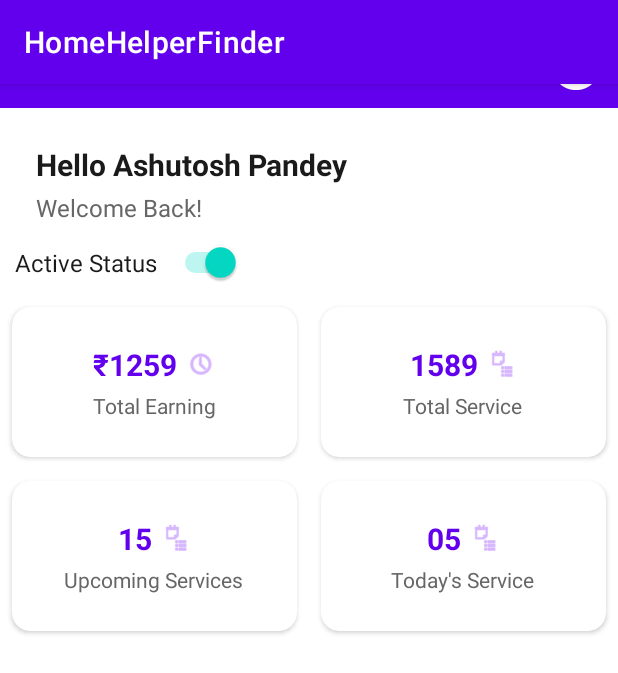
After one commit to annnhde180150/PRM392_Project, an Android app: the HelperDashboardActivity screen opened directly, with no data from a screen before it, on a phone screen of 412 x 824 dp. The commit adds this screen. Shown: the top 673 px of the screen. Run offline under Robolectric (Android 15) with nearby library versions, the phone set to English and light mode, and no system bars; 1 statement that could not run was skipped.

Commit message:
Add HelperDashboardActivity and layout for helper dashboard
Introduced HelperDashboardActivity with its corresponding layout to provide a dashboard interface for helpers. Updated AndroidManifest.xml to register the new activity. Made minor UI adjustments in activity_helper_wallet.xml for color and tint consistency.

```diff
--- a/app/src/main/AndroidManifest.xml
+++ b/app/src/main/AndroidManifest.xml
@@ -1,7 +1,9 @@
 <?xml version="1.0" encoding="utf-8"?>
 <manifest xmlns:android="http://schemas.android.com/apk/res/android"
     xmlns:tools="http://schemas.android.com/tools">
+
     <uses-permission android:name="android.permission.INTERNET" />
+
     <application
         android:allowBackup="true"
         android:dataExtractionRules="@xml/data_extraction_rules"
@@ -13,6 +15,9 @@
         android:theme="@style/Theme.HomeHelperFinder"
         android:usesCleartextTraffic="true"
         tools:targetApi="31">
+        <activity
+            android:name=".activities.HelperDashboardActivity"
+            android:exported="false" />
         <activity
             android:name=".activities.EditRequestActivity"
             android:exported="false" />
--- /dev/null
+++ b/app/src/main/java/com/example/homehelperfinder/activities/HelperDashboardActivity.java
@@ -0,0 +1,26 @@
+package com.example.homehelperfinder.activities;
+
+import android.os.Bundle;
+
+import androidx.activity.EdgeToEdge;
+import androidx.appcompat.app.AppCompatActivity;
+import androidx.core.graphics.Insets;
+import androidx.core.view.ViewCompat;
+import androidx.core.view.WindowInsetsCompat;
+
+import com.example.homehelperfinder.R;
+
+public class HelperDashboardActivity extends AppCompatActivity {
+
+    @Override
+    protected void onCreate(Bundle savedInstanceState) {
+        super.onCreate(savedInstanceState);
+        EdgeToEdge.enable(this);
+        setContentView(R.layout.activity_helper_dashboard);
+        ViewCompat.setOnApplyWindowInsetsListener(findViewById(R.id.main), (v, insets) -> {
+            Insets systemBars = insets.getInsets(WindowInsetsCompat.Type.systemBars());
+            v.setPadding(systemBars.left, systemBars.top, systemBars.right, systemBars.bottom);
+            return insets;
+        });
+    }
+}
--- /dev/null
+++ b/app/src/main/res/layout/activity_helper_dashboard.xml
@@ -0,0 +1,322 @@
+<?xml version="1.0" encoding="utf-8"?>
+<androidx.constraintlayout.widget.ConstraintLayout xmlns:android="http://schemas.android.com/apk/res/android"
+    xmlns:app="http://schemas.android.com/apk/res-auto"
+    xmlns:tools="http://schemas.android.com/tools"
+    android:layout_width="match_parent"
+    android:layout_height="match_parent"
+    android:background="@color/background_color"
+    tools:context=".activities.HelperDashboardActivity">
+
+    <!-- Top App Bar -->
+
+    <!-- Greeting Section -->
+    <LinearLayout
+        android:id="@+id/top_app_bar"
+        android:layout_width="0dp"
+        android:layout_height="56dp"
+        android:layout_marginTop="16dp"
+        android:background="@color/purple_500"
+        android:gravity="center_vertical"
+        android:orientation="horizontal"
+        app:layout_constraintHorizontal_bias="0.0"
+        app:layout_constraintLeft_toLeftOf="parent"
+        app:layout_constraintRight_toRightOf="parent"
+        app:layout_constraintTop_toTopOf="parent">
+
+        <TextView
+            android:id="@+id/tv_title"
+            android:layout_width="0dp"
+            android:layout_height="wrap_content"
+            android:layout_weight="1"
+            android:paddingStart="16dp"
+            android:text="Houseman"
+            android:textColor="@android:color/white"
+            android:textSize="20sp"
+            android:textStyle="bold" />
+
+        <ImageButton
+            android:id="@+id/btn_notification"
+            android:layout_width="40dp"
+            android:layout_height="40dp"
+            android:layout_marginEnd="8dp"
+            android:background="@android:color/transparent"
+            android:contentDescription="Notification"
+            android:src="@android:drawable/ic_dialog_info"
+            app:tint="@android:color/white" />
+    </LinearLayout>
+
+    <LinearLayout
+        android:id="@+id/greeting_section"
+        android:layout_width="0dp"
+        android:layout_height="wrap_content"
+        android:orientation="vertical"
+        android:layout_marginTop="24dp"
+        android:layout_marginStart="24dp"
+        android:layout_marginEnd="24dp"
+        app:layout_constraintTop_toBottomOf="@id/top_app_bar"
+        app:layout_constraintLeft_toLeftOf="parent"
+        app:layout_constraintRight_toRightOf="parent">
+
+        <TextView
+            android:id="@+id/tv_greeting"
+            android:layout_width="wrap_content"
+            android:layout_height="wrap_content"
+            android:text="Hello Ashutosh Pandey"
+            android:textColor="@color/text_primary"
+            android:textStyle="bold"
+            android:textSize="20sp" />
+        <TextView
+            android:id="@+id/tv_welcome_back"
+            android:layout_width="wrap_content"
+            android:layout_height="wrap_content"
+            android:text="Welcome Back!"
+            android:textColor="@color/text_secondary"
+            android:textSize="16sp"
+            android:layout_marginTop="4dp" />
+    </LinearLayout>
+
+    <LinearLayout
+        android:id="@+id/ActiveStatus"
+        android:layout_width="wrap_content"
+        android:layout_height="wrap_content"
+        app:layout_constraintTop_toBottomOf="@+id/greeting_section"
+        app:layout_constraintLeft_toLeftOf="parent"
+        android:layout_marginLeft="10dp"
+        android:orientation="horizontal"
+        android:gravity="center_vertical"
+        android:layout_marginTop="12dp">
+
+        <TextView
+            android:id="@+id/tv_status_label"
+            android:layout_width="wrap_content"
+            android:layout_height="wrap_content"
+            android:text="Active Status"
+            android:textColor="@color/text_primary"
+            android:textSize="16sp"
+            android:layout_marginEnd="8dp" />
+
+        <Switch
+            android:id="@+id/switch_active_status"
+            android:layout_width="wrap_content"
+            android:layout_height="wrap_content"
+            android:checked="true"
+            android:textOff="Không hoạt động"
+            android:textOn="Đang hoạt động"
+            tools:ignore="UseSwitchCompatOrMaterialXml" />
+    </LinearLayout>
+
+    <!-- Dashboard Cards Grid -->
+    <GridLayout
+        android:id="@+id/dashboard_grid"
+        android:layout_width="0dp"
+        android:layout_height="wrap_content"
+        android:layout_marginTop="8dp"
+        android:columnCount="2"
+        android:rowCount="2"
+        app:layout_constraintHorizontal_bias="0.0"
+        app:layout_constraintLeft_toLeftOf="parent"
+        app:layout_constraintRight_toRightOf="parent"
+        app:layout_constraintTop_toBottomOf="@+id/ActiveStatus">
+
+        <!-- Card 1: Total Earning -->
+        <androidx.cardview.widget.CardView
+            android:layout_width="190dp"
+            android:layout_height="100dp"
+            android:layout_margin="8dp"
+            app:cardCornerRadius="12dp"
+            app:cardElevation="2dp"
+            app:layout_columnWeight="1"
+            app:layout_rowWeight="1">
+
+            <LinearLayout
+                android:layout_width="match_parent"
+                android:layout_height="match_parent"
+                android:gravity="center"
+                android:orientation="vertical">
+
+                <LinearLayout
+                    android:layout_width="wrap_content"
+                    android:layout_height="wrap_content"
+                    android:gravity="center_vertical"
+                    android:orientation="horizontal">
+
+                    <TextView
+                        android:id="@+id/tv_total_earning"
+                        android:layout_width="wrap_content"
+                        android:layout_height="wrap_content"
+                        android:text="₹1259"
+                        android:textColor="@color/purple_500"
+                        android:textSize="20sp"
+                        android:textStyle="bold" />
+
+                    <ImageView
+                        android:layout_width="20dp"
+                        android:layout_height="20dp"
+                        android:layout_marginStart="6dp"
+                        android:contentDescription="Earning Icon"
+                        android:src="@android:drawable/ic_menu_recent_history"
+                        app:tint="@color/purple_200" />
+                </LinearLayout>
+
+                <TextView
+                    android:layout_width="wrap_content"
+                    android:layout_height="wrap_content"
+                    android:layout_marginTop="4dp"
+                    android:text="Total Earning"
+                    android:textColor="@color/text_secondary"
+                    android:textSize="14sp" />
+            </LinearLayout>
+        </androidx.cardview.widget.CardView>
+
+        <!-- Card 2: Total Service -->
+        <androidx.cardview.widget.CardView
+            android:layout_width="190dp"
+            android:layout_height="100dp"
+            android:layout_margin="8dp"
+            app:cardCornerRadius="12dp"
+            app:cardElevation="2dp"
+            app:layout_columnWeight="1"
+            app:layout_rowWeight="1">
+
+            <LinearLayout
+                android:layout_width="match_parent"
+                android:layout_height="match_parent"
+                android:gravity="center"
+                android:orientation="vertical">
+
+                <LinearLayout
+                    android:layout_width="wrap_content"
+                    android:layout_height="wrap_content"
+                    android:gravity="center_vertical"
+                    android:orientation="horizontal">
+
+                    <TextView
+                        android:id="@+id/tv_total_service"
+                        android:layout_width="wrap_content"
+                        android:layout_height="wrap_content"
+                        android:text="1589"
+                        android:textColor="@color/purple_500"
+                        android:textSize="20sp"
+                        android:textStyle="bold" />
+
+                    <ImageView
+                        android:layout_width="20dp"
+                        android:layout_height="20dp"
+                        android:layout_marginStart="6dp"
+                        android:contentDescription="Service Icon"
+                        android:src="@android:drawable/ic_menu_agenda"
+                        app:tint="@color/purple_200" />
+                </LinearLayout>
+                <TextView
+                    android:layout_width="wrap_content"
+                    android:layout_height="wrap_content"
+                    android:layout_row="0"
+                    android:layout_marginTop="4dp"
+                    android:text="Total Service"
+                    android:textColor="@color/text_secondary"
+                    android:textSize="14sp" />
+            </LinearLayout>
+        </androidx.cardview.widget.CardView>
+
+        <!-- Card 3: Upcoming Services -->
+        <androidx.cardview.widget.CardView
+            android:layout_width="190dp"
+            android:layout_height="100dp"
+            android:layout_margin="8dp"
+            app:cardCornerRadius="12dp"
+            app:cardElevation="2dp"
+            app:layout_columnWeight="1"
+            app:layout_rowWeight="1">
+
+            <LinearLayout
+                android:layout_width="match_parent"
+                android:layout_height="match_parent"
+                android:gravity="center"
+                android:orientation="vertical">
+
+                <LinearLayout
+                    android:layout_width="wrap_content"
+                    android:layout_height="wrap_content"
+                    android:gravity="center_vertical"
+                    android:orientation="horizontal">
+
+                    <TextView
+                        android:id="@+id/tv_upcoming_services"
+                        android:layout_width="wrap_content"
+                        android:layout_height="wrap_content"
+                        android:text="15"
+                        android:textColor="@color/purple_500"
+                        android:textSize="20sp"
+                        android:textStyle="bold" />
+
+                    <ImageView
+                        android:layout_width="20dp"
+                        android:layout_height="20dp"
+                        android:layout_marginStart="6dp"
+                        android:contentDescription="Upcoming Icon"
+                        android:src="@android:drawable/ic_menu_agenda"
+                        app:tint="@color/purple_200" />
+                </LinearLayout>
+
+                <TextView
+                    android:layout_width="wrap_content"
+                    android:layout_height="wrap_content"
+                    android:layout_marginTop="4dp"
+                    android:text="Upcoming Services"
+                    android:textColor="@color/text_secondary"
+                    android:textSize="14sp" />
+            </LinearLayout>
+        </androidx.cardview.widget.CardView>
+
+        <!-- Card 4: Today's Service -->
+        <androidx.cardview.widget.CardView
+            android:layout_width="190dp"
+            android:layout_height="100dp"
+            android:layout_margin="8dp"
+            app:cardCornerRadius="12dp"
+            app:cardElevation="2dp"
+            app:layout_columnWeight="1"
+            app:layout_rowWeight="1">
+
+            <LinearLayout
+                android:layout_width="match_parent"
+                android:layout_height="match_parent"
+                android:gravity="center"
+                android:orientation="vertical">
+
+                <LinearLayout
+                    android:layout_width="wrap_content"
+                    android:layout_height="wrap_content"
+                    android:gravity="center_vertical"
+                    android:orientation="horizontal">
+
+                    <TextView
+                        android:id="@+id/tv_today_service"
+                        android:layout_width="wrap_content"
+                        android:layout_height="wrap_content"
+                        android:text="05"
+                        android:textColor="@color/purple_500"
+                        android:textSize="20sp"
+                        android:textStyle="bold" />
+
+                    <ImageView
+                        android:layout_width="20dp"
+                        android:layout_height="20dp"
+                        android:layout_marginStart="6dp"
+                        android:contentDescription="Today Icon"
+                        android:src="@android:drawable/ic_menu_agenda"
+                        app:tint="@color/purple_200" />
+                </LinearLayout>
+
+                <TextView
+                    android:layout_width="wrap_content"
+                    android:layout_height="wrap_content"
+                    android:layout_marginTop="4dp"
+                    android:text="Today's Service"
+                    android:textColor="@color/text_secondary"
+                    android:textSize="14sp" />
+            </LinearLayout>
+        </androidx.cardview.widget.CardView>
+    </GridLayout>
+
+</androidx.constraintlayout.widget.ConstraintLayout>
--- a/app/src/main/res/layout/activity_helper_wallet.xml
+++ b/app/src/main/res/layout/activity_helper_wallet.xml
@@ -4,7 +4,7 @@
     xmlns:tools="http://schemas.android.com/tools"
     android:layout_width="match_parent"
     android:layout_height="match_parent"
-    android:background="@color/user_type_background"
+    android:background="@color/background_color"
     tools:context=".activities.HelperWalletActivity">
 
     <!-- Greeting Section -->
@@ -51,7 +51,7 @@
             android:background="@android:color/transparent"
             android:src="@android:drawable/ic_dialog_info"
             android:contentDescription="Notification"
-            android:tint="@color/text_secondary" />
+            app:tint="@color/text_secondary" />
     </LinearLayout>
 
     <!-- Wallet Card -->
@@ -127,7 +127,7 @@
                     android:layout_width="20dp"
                     android:layout_height="20dp"
                     android:src="@android:drawable/ic_menu_view"
-                    android:tint="@color/text_secondary"
+                    app:tint="@color/text_secondary"
                     android:layout_marginStart="6dp"
                     android:contentDescription="Show/Hide Balance" />
             </LinearLayout>
@@ -181,7 +181,7 @@
                     android:background="@android:color/transparent"
                     android:src="@android:drawable/ic_menu_sort_by_size"
                     android:contentDescription="Menu"
-                    android:tint="@color/text_secondary" />
+                    app:tint="@color/text_secondary" />
             </LinearLayout>
         </LinearLayout>
     </androidx.cardview.widget.CardView>
```
Also changed, not shown: app/src/main/res/layout/activity_post_request_step1.xml (line endings or trailing spaces).
